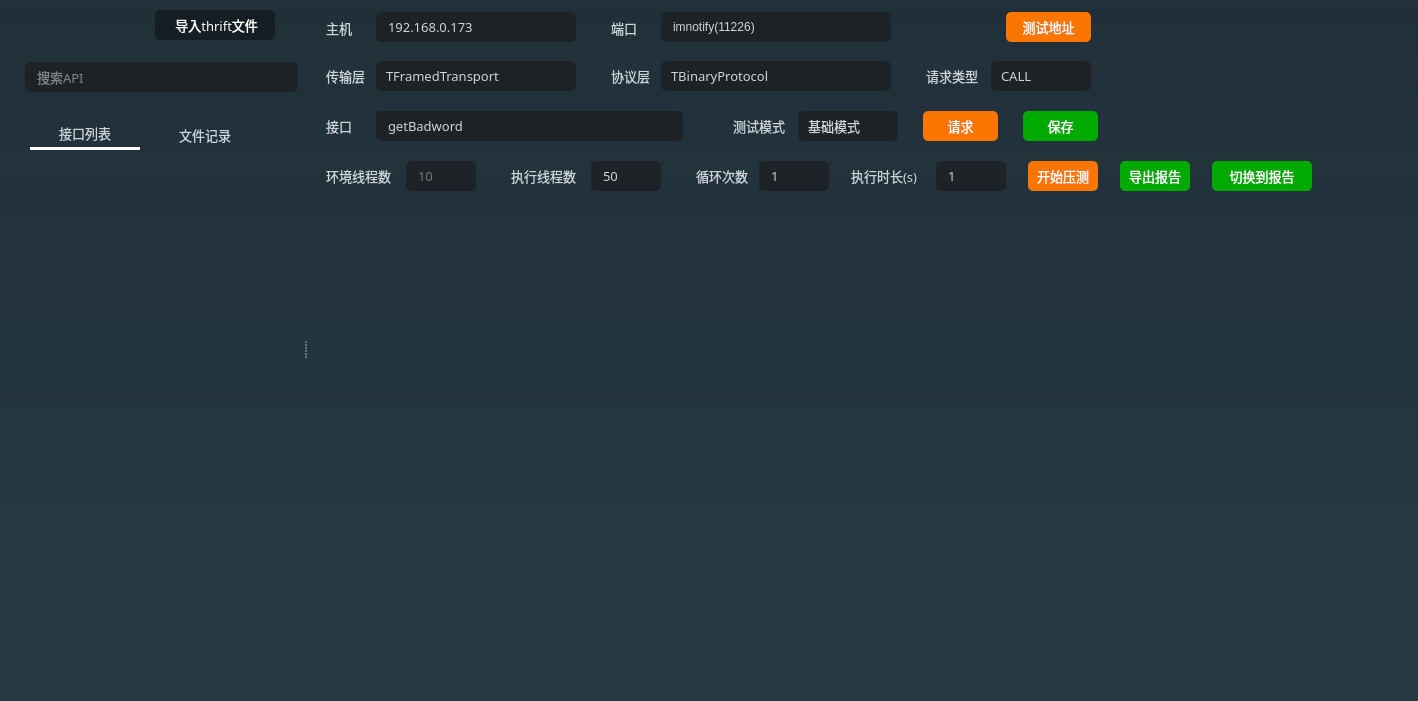
Old version of the form Fdog-Kit/module_thrift/thriftwidget.ui in the repository HuaGouFdog/Fdog-Kit.
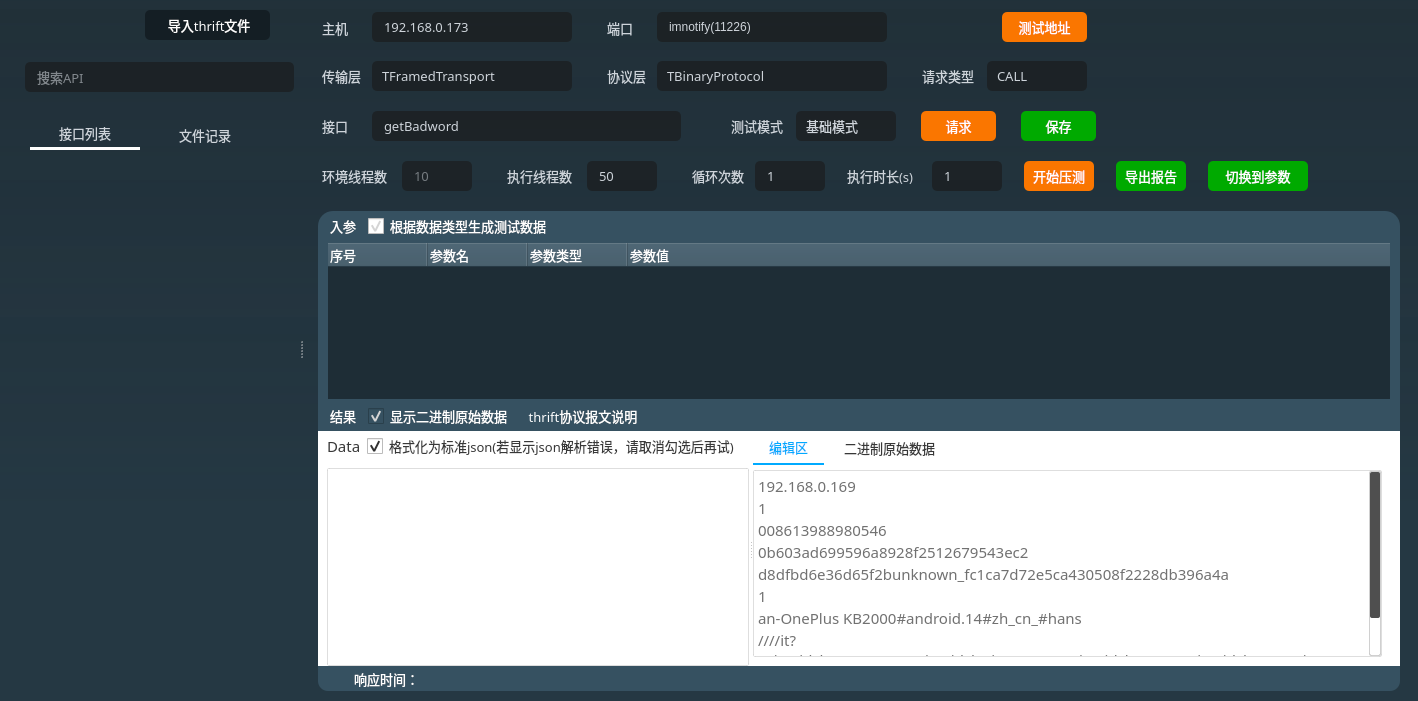
New version of the form. The open tabs and pages were chosen to show the change. Icons and pictures are not drawn.

Commit message: 添加读取预制数据文件，以key:value的形式读取，调用接口生成参数时，若参数名匹配，则自动填入预制数据

What changed in the file:
```diff
--- a/Fdog-Kit/module_thrift/thriftwidget.ui
+++ b/Fdog-Kit/module_thrift/thriftwidget.ui
@@ -211,7 +211,7 @@
          </property>
          <layout class="QHBoxLayout" name="horizontalLayout_7">
           <property name="spacing">
-           <number>30</number>
+           <number>20</number>
           </property>
           <property name="leftMargin">
            <number>0</number>
@@ -259,13 +259,13 @@
             </property>
             <property name="minimumSize">
              <size>
-              <width>120</width>
+              <width>125</width>
               <height>30</height>
              </size>
             </property>
             <property name="maximumSize">
              <size>
-              <width>120</width>
+              <width>125</width>
               <height>30</height>
              </size>
             </property>
@@ -302,8 +302,8 @@
             </property>
             <property name="iconSize">
              <size>
-              <width>18</width>
-              <height>18</height>
+              <width>20</width>
+              <height>20</height>
              </size>
             </property>
             <property name="toolButtonStyle">
@@ -2667,12 +2667,18 @@
 }</string>
             </property>
             <property name="text">
-             <string>切换到报告</string>
+             <string>切换到参数</string>
             </property>
             <property name="icon">
              <iconset resource="../lib.qrc">
               <normaloff>:/lib/tree_open.png</normaloff>:/lib/tree_open.png</iconset>
             </property>
+            <property name="iconSize">
+             <size>
+              <width>20</width>
+              <height>20</height>
+             </size>
+            </property>
             <property name="toolButtonStyle">
              <enum>Qt::ToolButtonTextBesideIcon</enum>
             </property>
@@ -3228,7 +3234,7 @@
                       <bool>false</bool>
                      </property>
                      <attribute name="headerVisible">
-                      <bool>false</bool>
+                      <bool>true</bool>
                      </attribute>
                      <attribute name="headerMinimumSectionSize">
                       <number>20</number>
@@ -5907,13 +5913,6 @@
            </item>
           </layout>
          </widget>
-         <widget class="QWidget" name="page_4">
-          <layout class="QVBoxLayout" name="verticalLayout_14">
-           <item>
-            <layout class="QHBoxLayout" name="horizontalLayout_19"/>
-           </item>
-          </layout>
-         </widget>
         </widget>
        </item>
       </layout>
```
Left out of the diff: 8 changed lines with no effect on the pictures. The commit also changes 2 other files.
